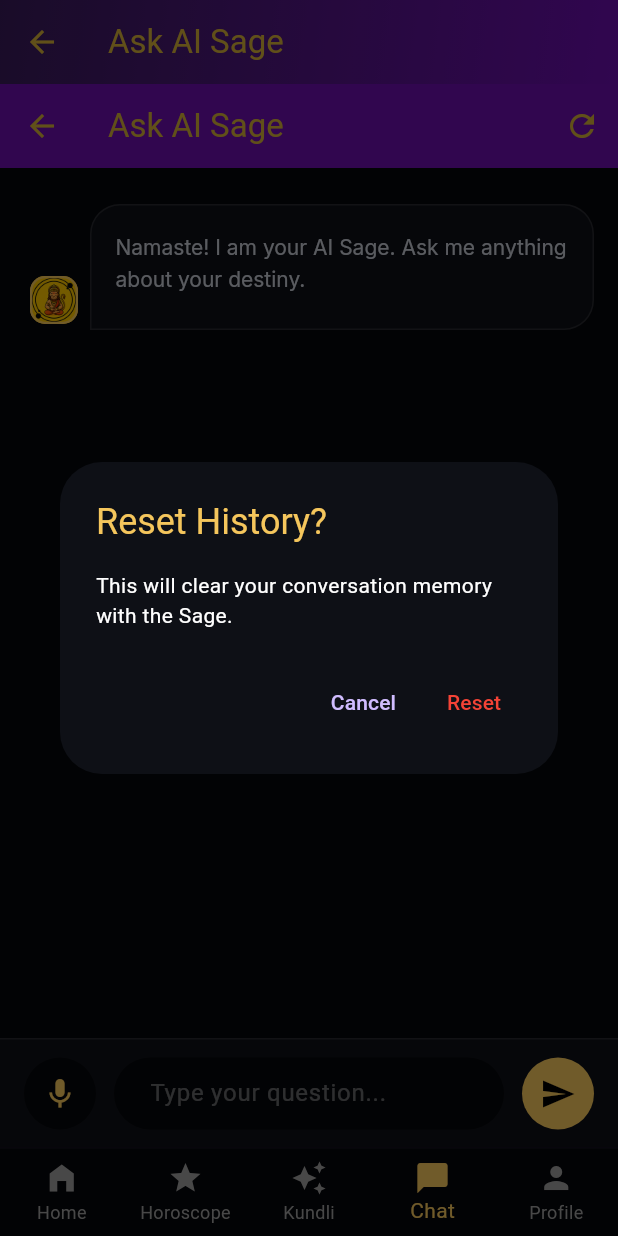
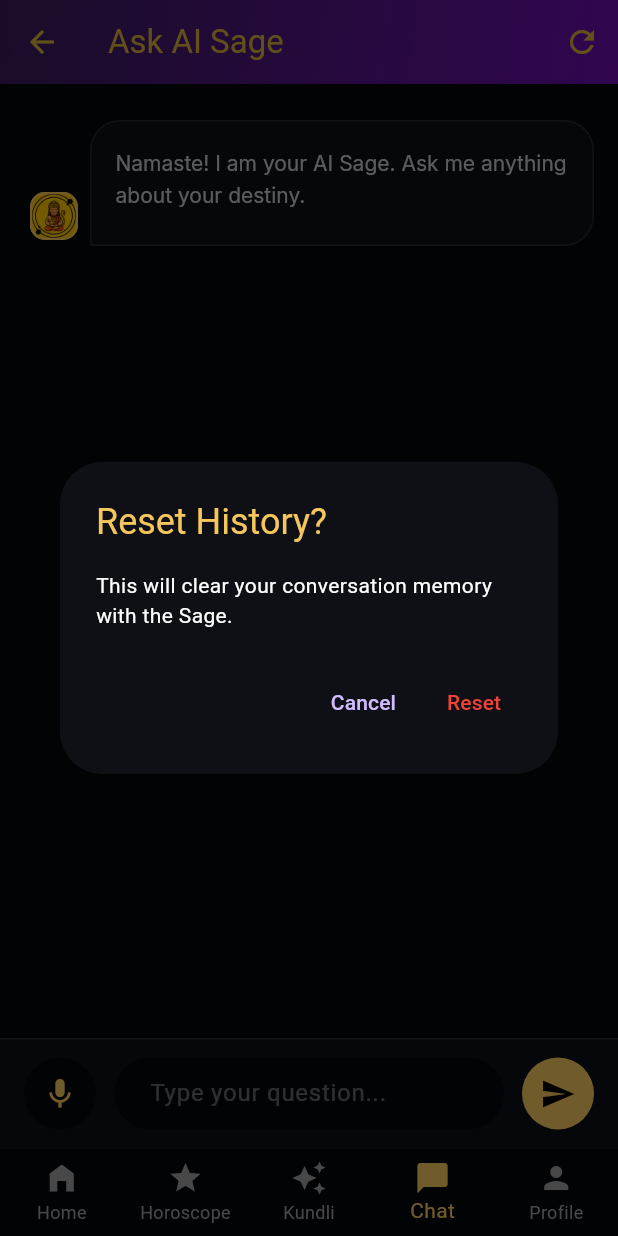
Before and after one commit to aasheesh333/AstroGuru, a Flutter app: the MainScreen screen opened by its route, item 4 of the bottom bar chosen, after a tap on the "refresh" icon, on a phone screen of 412 x 824 dp. Run offline on Flutter 3.47's test engine with Material 3 defaults, Android fonts, the phone set to English and light mode, and no system bars; our stand-ins replace firebase_auth, firebase_core, flutter_dotenv, google_fonts, google_mobile_ads, permission_handler and 2 more; missing offline and left inert: onesignal_flutter, sweph; accounts and stored records are empty; network calls fail.

Commit message:
Fix duplicate header in ChatScreen and move reset button to MainScreen AppBar

```diff
--- a/lib/screens/chat_screen.dart
+++ b/lib/screens/chat_screen.dart
@@ -25,10 +25,10 @@ class ChatContent extends StatefulWidget {
   const ChatContent({super.key});
 
   @override
-  State<ChatContent> createState() => _ChatContentState();
+  State<ChatContent> createState() => ChatContentState();
 }
 
-class _ChatContentState extends State<ChatContent> {
+class ChatContentState extends State<ChatContent> {
   final TextEditingController _controller = TextEditingController();
   final ScrollController _scrollController = ScrollController();
   List<Map<String, String>> _messages = [];
@@ -106,7 +106,7 @@ class _ChatContentState extends State<ChatContent> {
     prefs.setString('chat_history', jsonEncode(_messages));
   }
 
-  void _resetHistory() async {
+  void resetHistory() async {
     final confirmed = await showDialog<bool>(
       context: context,
       builder: (context) => AlertDialog(
@@ -215,26 +215,15 @@ class _ChatContentState extends State<ChatContent> {
   @override
   Widget build(BuildContext context) {
     if (isGuest) {
-      return const Scaffold(
-        backgroundColor: AppColors.scaffoldBackgroundColor,
-        body: Center(child: CircularProgressIndicator())
+      return Container(
+        color: AppColors.scaffoldBackgroundColor,
+        child: const Center(child: CircularProgressIndicator())
       );
     }
 
-    return Scaffold(
-      backgroundColor: AppColors.scaffoldBackgroundColor,
-      appBar: AppBar(
-        title: const Text("Ask AI Sage"),
-        backgroundColor: AppColors.primaryPurple, // Explicitly match nav
-        actions: [
-          IconButton(
-            icon: const Icon(Icons.refresh),
-            tooltip: "Reset History",
-            onPressed: _resetHistory,
-          )
-        ],
-      ),
-      body: Column(
+    return Container(
+      color: AppColors.scaffoldBackgroundColor,
+      child: Column(
         children: [
           Expanded(
             child: ListView.builder(
--- a/lib/screens/main_screen.dart
+++ b/lib/screens/main_screen.dart
@@ -15,14 +15,20 @@ class MainScreen extends StatefulWidget {
 
 class _MainScreenState extends State<MainScreen> {
   int _currentIndex = 0;
+  final GlobalKey<ChatContentState> _chatKey = GlobalKey<ChatContentState>();
+  late final List<Widget> _screens;
 
-  final List<Widget> _screens = [
-    const HomeScreen(),
-    const HoroscopeContent(),
-    const KundliInputContent(),
-    const ChatContent(),
-    const ProfileContent(),
-  ];
+  @override
+  void initState() {
+    super.initState();
+    _screens = [
+      const HomeScreen(),
+      const HoroscopeContent(),
+      const KundliInputContent(),
+      ChatContent(key: _chatKey),
+      const ProfileContent(),
+    ];
+  }
 
   PreferredSizeWidget? _buildAppBar() {
     Widget? titleWidget;
@@ -72,6 +78,13 @@ class _MainScreenState extends State<MainScreen> {
         break;
       case 3:
         titleWidget = const Text("Ask AI Sage");
+        actions = [
+          IconButton(
+            icon: const Icon(Icons.refresh),
+            tooltip: "Reset History",
+            onPressed: () => _chatKey.currentState?.resetHistory(),
+          ),
+        ];
         break;
       case 4:
         titleWidget = const Text("Profile");
```
